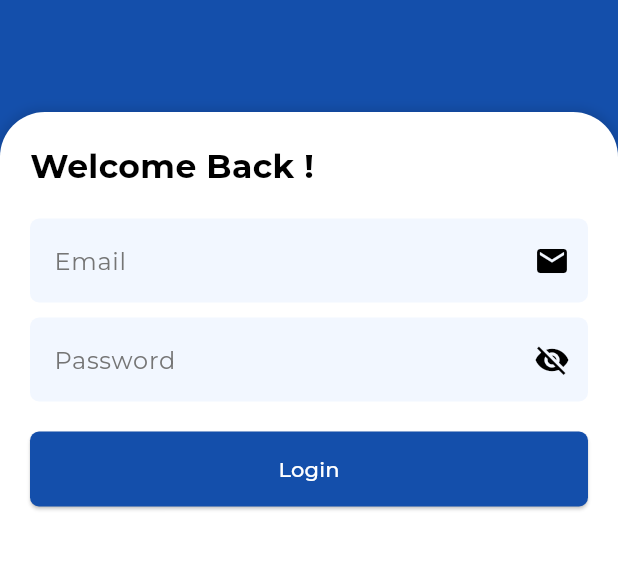
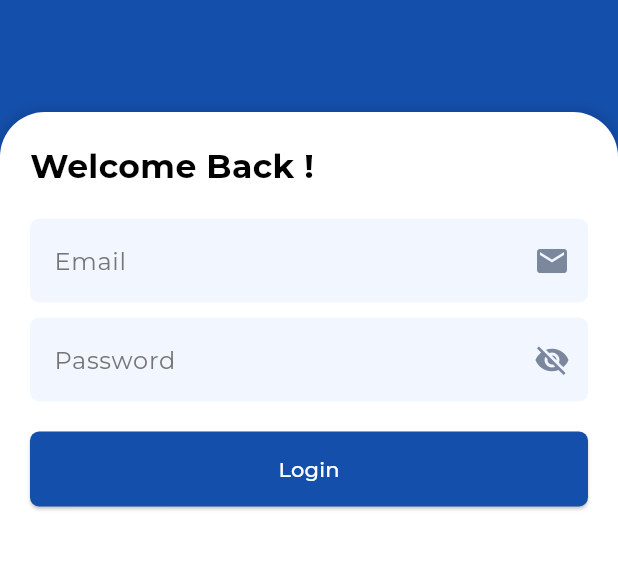
Before and after one commit to KripaKadel/TS-Autoparts, a Flutter app: the screen it shows after launch, scrolled down 100 dp, after a tap on "Log In", on a phone screen of 412 x 824 dp, the part 338-908 px from its top. Run offline on Flutter 3.47's test engine with Material 3 defaults, Android fonts, the phone set to English and light mode, and no system bars; our stand-ins replace flutter_secure_storage, flutter_svg, google_fonts.

Commit message:
Created navbar with proper icons

```diff
--- a/lib/screens/login_screen.dart
+++ b/lib/screens/login_screen.dart
@@ -188,8 +188,8 @@ class _LoginScreenState extends State<LoginScreen> {
       decoration: InputDecoration(
         hintText: hintText,
         hintStyle: TextStyle(color: Colors.grey[600]),
-        prefixIcon: isEmailField ? null : Icon(icon, color: Colors.black), // For email field, no left icon
-        suffixIcon: isEmailField ? Icon(icon, color: Colors.black) : null, // Place email icon on the right
+        prefixIcon: isEmailField ? null : Icon(icon, color: Color(0xFF7A879C)), // Updated icon color
+        suffixIcon: isEmailField ? Icon(icon, color: Color(0xFF7A879C)) : null, // Updated icon color
         filled: true,
         fillColor: Color(0xFFF2F7FF),
         border: OutlineInputBorder(
@@ -224,7 +224,7 @@ class _LoginScreenState extends State<LoginScreen> {
         suffixIcon: IconButton(
           icon: Icon(
             _obscurePassword ? Icons.visibility_off : Icons.visibility,
-            color: Colors.black,
+            color: Color(0xFF7A879C), // Updated icon color
           ),
           onPressed: () {
             setState(() {
--- a/lib/screens/register_screen.dart
+++ b/lib/screens/register_screen.dart
@@ -170,7 +170,7 @@ class _RegisterScreenState extends State<RegisterScreen> {
                     _buildTextField(
                       controller: fullNameController,
                       hintText: "Full Name",
-                      suffixIcon: Icon(Icons.person), // Wrapped with Icon widget
+                      suffixIcon: Icon(Icons.person, color: Color(0xFF7A879C)), // Updated icon color
                       textInputAction: TextInputAction.next,
                       focusNode: fullNameFocusNode,
                       nextFocusNode: emailFocusNode,
@@ -181,7 +181,7 @@ class _RegisterScreenState extends State<RegisterScreen> {
                     _buildTextField(
                       controller: emailController,
                       hintText: "Email",
-                      suffixIcon: Icon(Icons.email), // Wrapped with Icon widget
+                      suffixIcon: Icon(Icons.email, color: Color(0xFF7A879C)), // Updated icon color
                       textInputAction: TextInputAction.next,
                       focusNode: emailFocusNode,
                       nextFocusNode: phoneFocusNode,
@@ -192,7 +192,7 @@ class _RegisterScreenState extends State<RegisterScreen> {
                     _buildTextField(
                       controller: phoneController,
                       hintText: "Phone No",
-                      suffixIcon: Icon(Icons.phone), // Wrapped with Icon widget
+                      suffixIcon: Icon(Icons.phone, color: Color(0xFF7A879C)), // Updated icon color
                       textInputAction: TextInputAction.next,
                       focusNode: phoneFocusNode,
                       nextFocusNode: passwordFocusNode,
@@ -213,7 +213,7 @@ class _RegisterScreenState extends State<RegisterScreen> {
                         },
                         child: Icon(
                           isPasswordVisible ? Icons.visibility_off : Icons.visibility,
-                          color: Color(0xFF7A879C),
+                          color: Color(0xFF7A879C), // Updated icon color
                         ),
                       ),
                       focusNode: passwordFocusNode,
@@ -235,7 +235,7 @@ class _RegisterScreenState extends State<RegisterScreen> {
                         },
                         child: Icon(
                           isConfirmPasswordVisible ? Icons.visibility_off : Icons.visibility,
-                          color: Color(0xFF7A879C),
+                          color: Color(0xFF7A879C), // Updated icon color
                         ),
                       ),
                       focusNode: confirmPasswordFocusNode,
@@ -341,7 +341,7 @@ class _RegisterScreenState extends State<RegisterScreen> {
       },
       decoration: InputDecoration(
         hintText: hintText,
-        suffixIcon: suffixIcon,  // All icons are now suffix icons
+        suffixIcon: suffixIcon,  // All icons are now suffix icons with updated color
         filled: true,
         fillColor: Color(0xFFF2F7FF),
         border: InputBorder.none,
--- a/pubspec.yaml
+++ b/pubspec.yaml
@@ -66,6 +66,12 @@ flutter:
       - assets/images/Logo.svg
       - assets/images/Google.svg
       - assets/images/BLogo.svg
+      - assets/icons/Home.svg
+      - assets/icons/Products.svg
+      - assets/icons/Services.svg
+      - assets/icons/Cart.svg
+      - assets/icons/Profile.svg
+      - assets/images/filters.png
   #   - images/a_dot_ham.jpeg
 
   # An image asset can refer to one or more resolution-specific "variants", see
```
Also changed, not shown: lib/components/navbar.dart (added, +73 -0 lines), lib/screens/home_screen.dart (+40 -17 lines), assets/icons/Cart.svg (added), assets/icons/Home.svg (added), assets/icons/Products.svg (added), assets/icons/Profile.svg (added), assets/icons/Services.svg (added).
